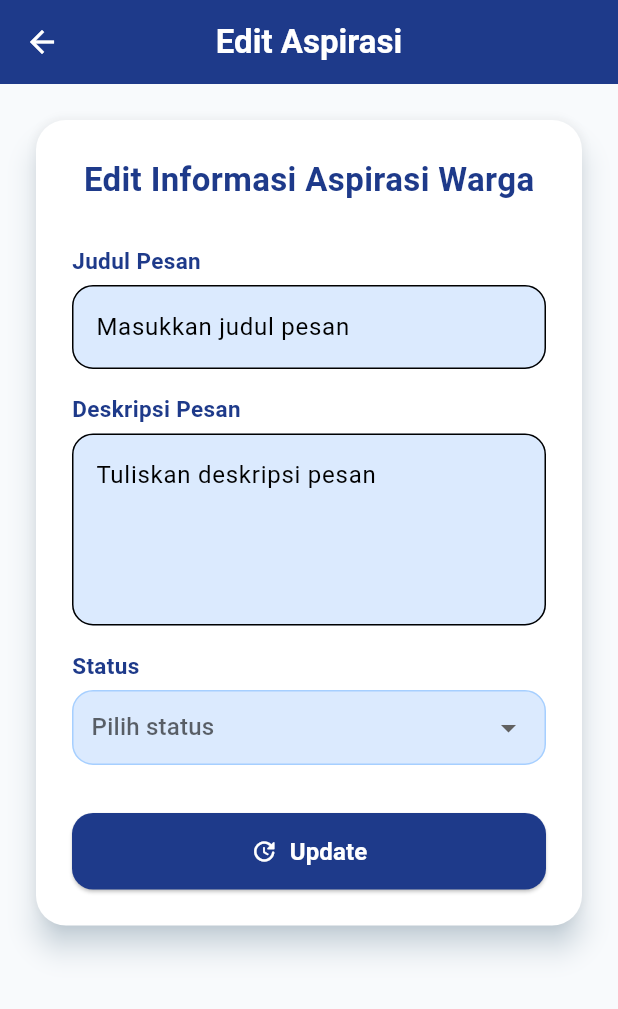
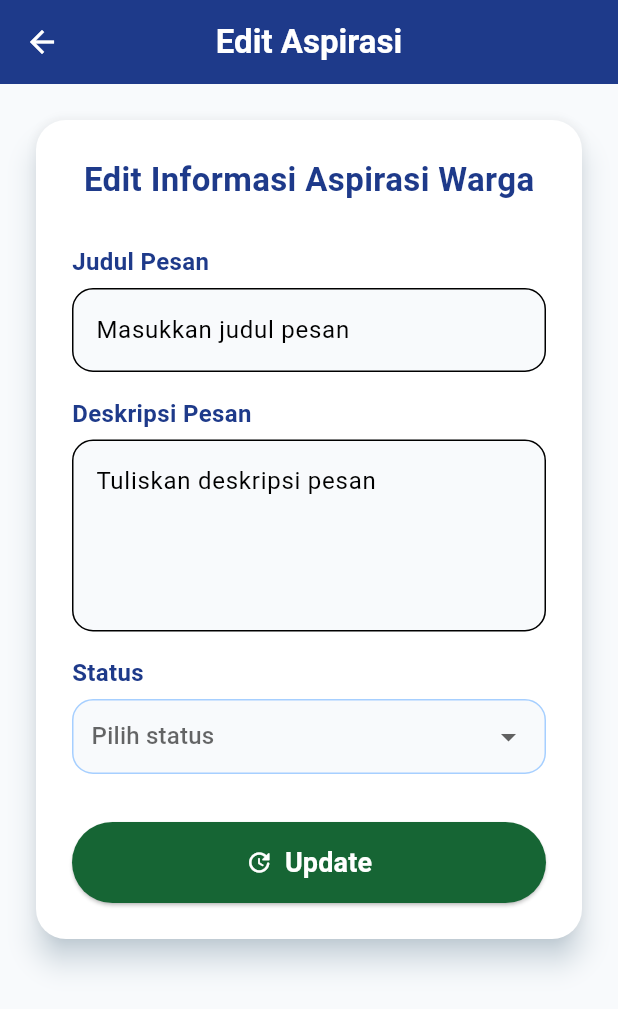
Before and after one commit to Ghetsa/UTS_Mobile_Kelompok3, a Flutter app: the EditAspirasi screen opened directly with empty values, on a phone screen of 412 x 824 dp. Shown: the top 1009 px of the screen. Run offline on Flutter 3.47's test engine with Material 3 defaults, Android fonts, the phone set to English and light mode, and no system bars; our stand-ins replace file_picker, fl_chart.

Commit message:
update warna edit pesan

```diff
--- a/jawara_kelompok3/lib/PesanWarga/edit_pesan.dart
+++ b/jawara_kelompok3/lib/PesanWarga/edit_pesan.dart
@@ -60,8 +60,7 @@ class _EditAspirasiState extends State<EditAspirasi> {
   @override
   Widget build(BuildContext context) {
     return Scaffold(
-      backgroundColor:
-          AppTheme.backgroundBlueWhite,
+      backgroundColor: AppTheme.backgroundBlueWhite,
       appBar: AppBar(
         backgroundColor: AppTheme.primaryBlue,
         elevation: 2,
@@ -70,17 +69,17 @@ class _EditAspirasiState extends State<EditAspirasi> {
           "Edit Aspirasi",
           style: TextStyle(
             fontWeight: FontWeight.bold,
-            color: Colors.white,
+            color: AppTheme.putihFull,
           ),
         ),
-        iconTheme: const IconThemeData(color: Colors.white),
+        iconTheme: const IconThemeData(color: AppTheme.putihFull),
       ),
       body: SingleChildScrollView(
         padding: const EdgeInsets.all(20),
         child: Card(
           elevation: 8,
           shadowColor: AppTheme.blueExtraLight,
-          color: Colors.white,
+          color: AppTheme.putihFull,
           shape: RoundedRectangleBorder(
             borderRadius: BorderRadius.circular(20),
           ),
@@ -130,14 +129,14 @@ class _EditAspirasiState extends State<EditAspirasi> {
                     label: const Text(
                       "Update",
                       style:
-                          TextStyle(fontSize: 16, fontWeight: FontWeight.w600),
+                          TextStyle(fontSize: 18, fontWeight: FontWeight.w600),
                     ),
                     style: ElevatedButton.styleFrom(
-                      backgroundColor: AppTheme.primaryBlue,
+                      backgroundColor: AppTheme.greenDark,
                       foregroundColor: Colors.white,
                       padding: const EdgeInsets.symmetric(vertical: 14),
                       shape: RoundedRectangleBorder(
-                        borderRadius: BorderRadius.circular(14),
+                        borderRadius: BorderRadius.circular(100),
                       ),
                     ),
                     onPressed: _updateAspirasi,
@@ -158,7 +157,7 @@ class _EditAspirasiState extends State<EditAspirasi> {
       child: Text(
         text,
         style: TextStyle(
-          fontSize: 15,
+          fontSize: 16,
           fontWeight: FontWeight.w600,
           color: AppTheme.primaryBlue,
         ),
@@ -173,10 +172,14 @@ class _EditAspirasiState extends State<EditAspirasi> {
       decoration: InputDecoration(
         hintText: hint,
         filled: true,
-        fillColor: AppTheme.lightBlue,
+        fillColor: AppTheme.backgroundBlueWhite,
         border: OutlineInputBorder(
           borderRadius: BorderRadius.circular(14),
           borderSide: BorderSide(color: AppTheme.blueLight, width: 1),
+        ),
+        focusedBorder: OutlineInputBorder(
+          borderRadius: BorderRadius.circular(14),
+          borderSide: BorderSide(color: AppTheme.blueLight, width: 1.5),
         ),
       ),
     );
@@ -190,10 +193,14 @@ class _EditAspirasiState extends State<EditAspirasi> {
       decoration: InputDecoration(
         hintText: hint,
         filled: true,
-        fillColor: AppTheme.lightBlue,
+        fillColor: AppTheme.backgroundBlueWhite,
         border: OutlineInputBorder(
           borderRadius: BorderRadius.circular(14),
           borderSide: BorderSide(color: AppTheme.blueLight, width: 1),
+        ),
+        focusedBorder: OutlineInputBorder(
+          borderRadius: BorderRadius.circular(14),
+          borderSide: BorderSide(color: AppTheme.blueLight, width: 1.5),
         ),
       ),
     );
@@ -208,7 +215,7 @@ class _EditAspirasiState extends State<EditAspirasi> {
   }) {
     return Container(
       decoration: BoxDecoration(
-        color: AppTheme.lightBlue,
+        color: AppTheme.backgroundBlueWhite,
         borderRadius: BorderRadius.circular(14),
         border: Border.all(color: AppTheme.blueLight, width: 1),
       ),
@@ -225,7 +232,7 @@ class _EditAspirasiState extends State<EditAspirasi> {
             value: item,
             child: Text(
               item,
-              style: TextStyle(color: AppTheme.primaryBlue),
+              style: TextStyle(color: AppTheme.hitam),
             ),
           );
         }).toList(),
```
